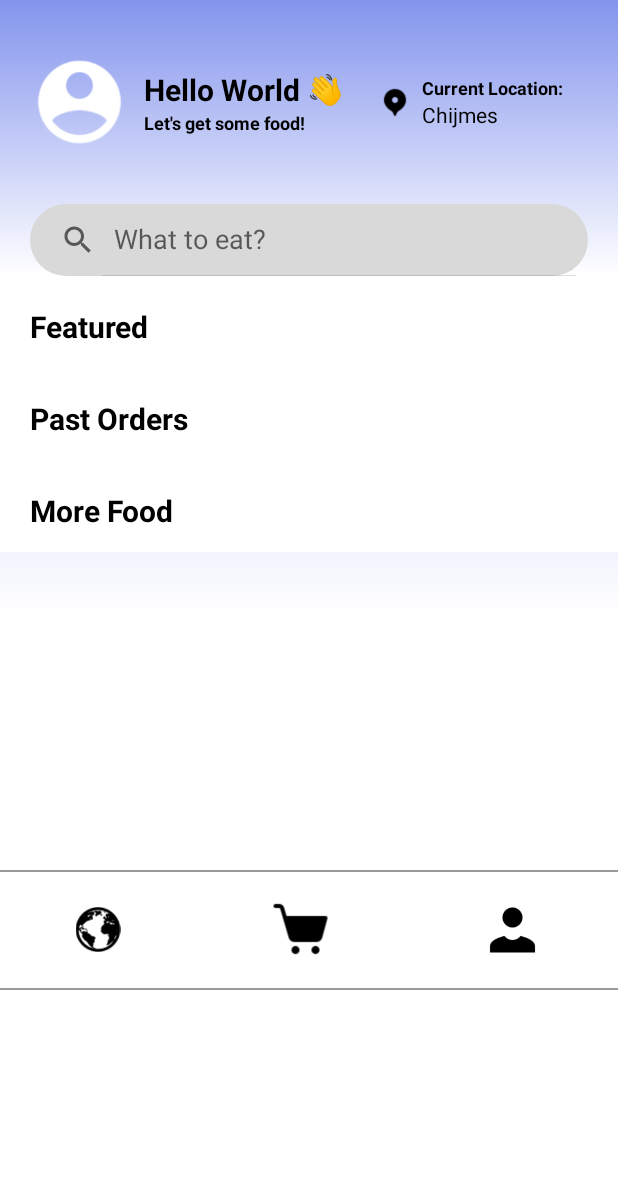
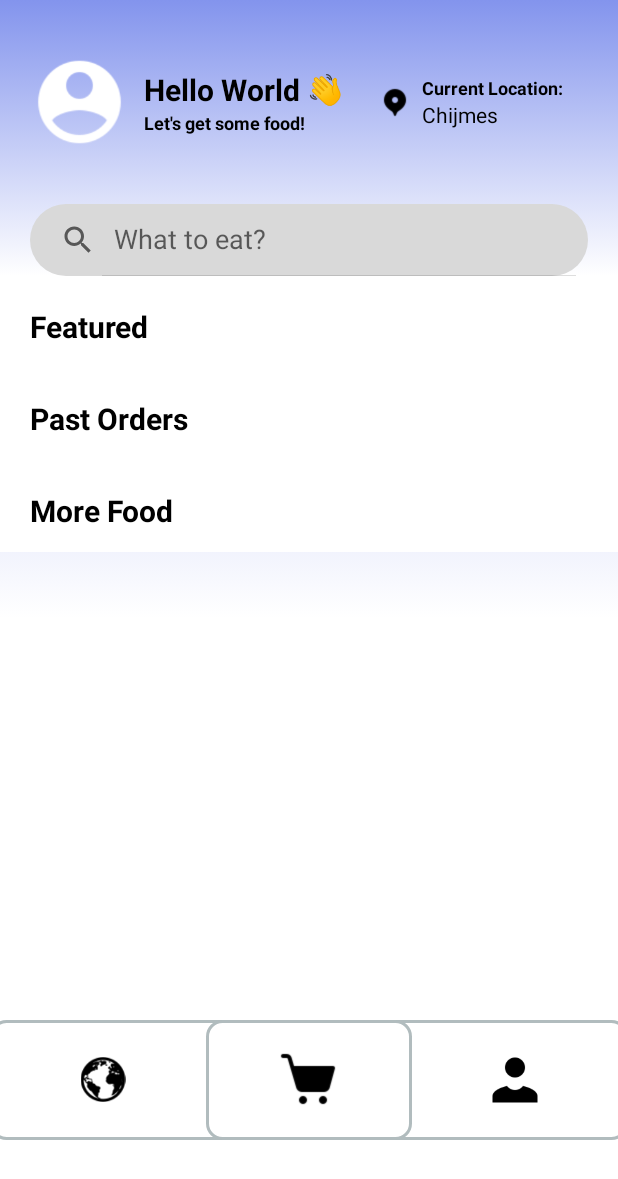
Before and after one commit to elyssatanxy/hawkergogo, an Android app: the layout activity_consumer_main.xml on its own in the app's theme, with its tools: preview values and no code run, on a phone screen of 412 x 824 dp. Shown: the top 1179 px of the screen. Run offline under Robolectric (Android 15) with nearby library versions, the phone set to English and light mode, and no system bars.

Commit message:
Fixed floating nav bar

```diff
--- /dev/null
+++ b/app/src/main/res/drawable/layout_border_nav_bar.xml
@@ -0,0 +1,11 @@
+<?xml version="1.0" encoding="UTF-8"?>
+<layer-list xmlns:android="http://schemas.android.com/apk/res/android" >
+    <item android:right="-7dp" android:left="-7dp">
+        <shape xmlns:android="http://schemas.android.com/apk/res/android">
+            <solid android:color="#FFFFFF"/>
+            <stroke android:width="2dp" android:color="#B1BCBE" />
+            <corners android:radius="10dp"/>
+            <padding android:left="0dp" android:top="0dp" android:right="0dp" android:bottom="0dp" />
+        </shape>
+    </item>
+</layer-list>
--- a/app/src/main/res/layout/activity_consumer_main.xml
+++ b/app/src/main/res/layout/activity_consumer_main.xml
@@ -20,7 +20,7 @@
         <ScrollView
             android:id="@+id/scrollView2"
             android:layout_width="match_parent"
-            android:layout_height="580dp">
+            android:layout_height="680dp">
 
             <LinearLayout
                 android:layout_width="match_parent"
@@ -175,7 +175,14 @@
         <LinearLayout
             android:layout_width="match_parent"
             android:layout_height="80dp"
-            android:background="@drawable/line_bg"
+            android:background="@drawable/layout_border_nav_bar"
+            android:gravity="center"
+            android:orientation="horizontal">
+
+            <LinearLayout
+                android:layout_width="match_parent"
+                android:layout_height="match_parent"
+                android:layout_weight="1"
                 android:gravity="center"
                 android:orientation="horizontal">
 
@@ -185,6 +192,15 @@
                     android:layout_height="30dp"
                     android:layout_weight="1"
                     app:srcCompat="@drawable/globeicon" />
+            </LinearLayout>
+
+            <LinearLayout
+                android:layout_width="match_parent"
+                android:layout_height="match_parent"
+                android:layout_weight="1"
+                android:background="@drawable/layout_border"
+                android:gravity="center"
+                android:orientation="horizontal">
 
                 <ImageView
                     android:id="@+id/imageView11"
@@ -192,6 +208,14 @@
                     android:layout_height="40dp"
                     android:layout_weight="1"
                     app:srcCompat="@drawable/carticon" />
+            </LinearLayout>
+
+            <LinearLayout
+                android:layout_width="match_parent"
+                android:layout_height="match_parent"
+                android:layout_weight="1"
+                android:gravity="center"
+                android:orientation="horizontal">
 
                 <ImageView
                     android:id="@+id/imageView12"
@@ -204,4 +228,6 @@
 
         </LinearLayout>
 
+    </LinearLayout>
+
 </androidx.constraintlayout.widget.ConstraintLayout>
```
Lines whose indentation alone changed are shown as unchanged.
